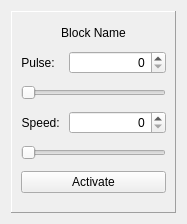
Before: the Qt Designer form src/pumpkin_qt/ui/sscmoveblock.ui in raybrshen/pumpkin_ws, drawn with Qt 5.
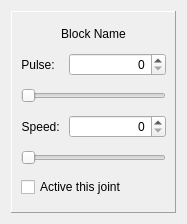
After: the same form once the commit is applied.

Commit message: More minors modification on the design.

The edit to the form file:
```diff
--- a/src/pumpkin_qt/ui/sscmoveblock.ui
+++ b/src/pumpkin_qt/ui/sscmoveblock.ui
@@ -118,12 +118,18 @@
        </widget>
       </item>
       <item row="5" column="0" colspan="2">
-       <widget class="QPushButton" name="activeButton">
+       <widget class="QCheckBox" name="activeBox">
+        <property name="sizePolicy">
+         <sizepolicy hsizetype="MinimumExpanding" vsizetype="Fixed">
+          <horstretch>0</horstretch>
+          <verstretch>0</verstretch>
+         </sizepolicy>
+        </property>
         <property name="text">
-         <string>Activate</string>
+         <string>Active this joint</string>
         </property>
-        <property name="checkable">
-         <bool>true</bool>
+        <property name="tristate">
+         <bool>false</bool>
         </property>
        </widget>
       </item>
```
Left out of the diff: 58 changed lines with no effect on the pictures. The commit also changes 3 other files.
